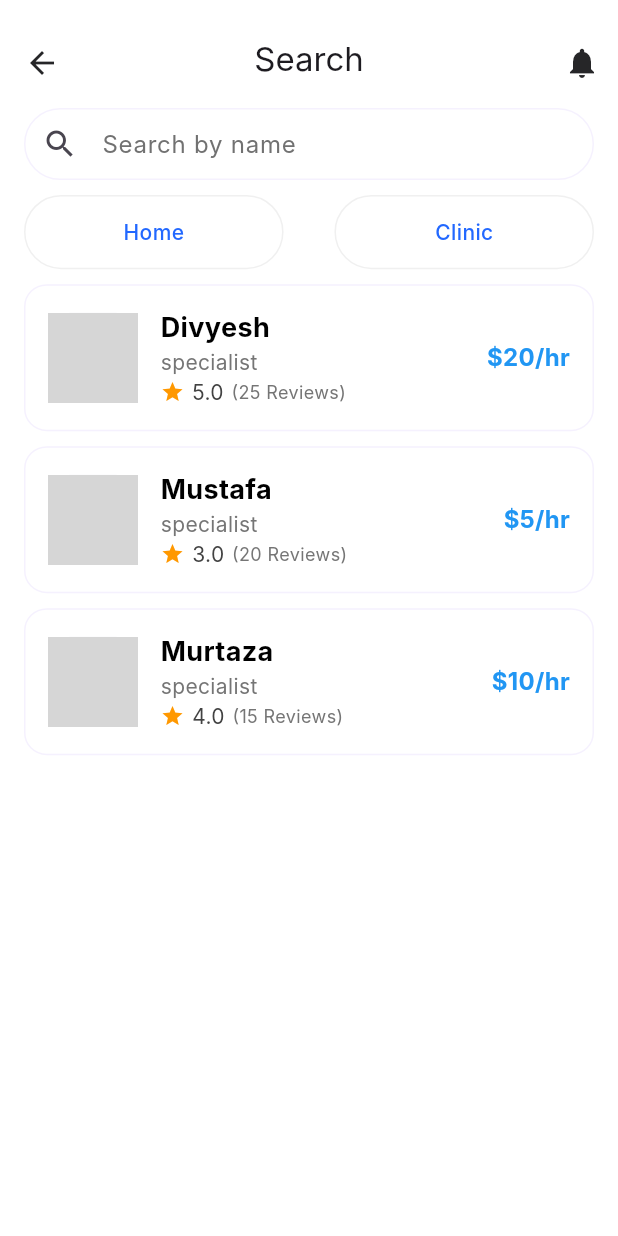
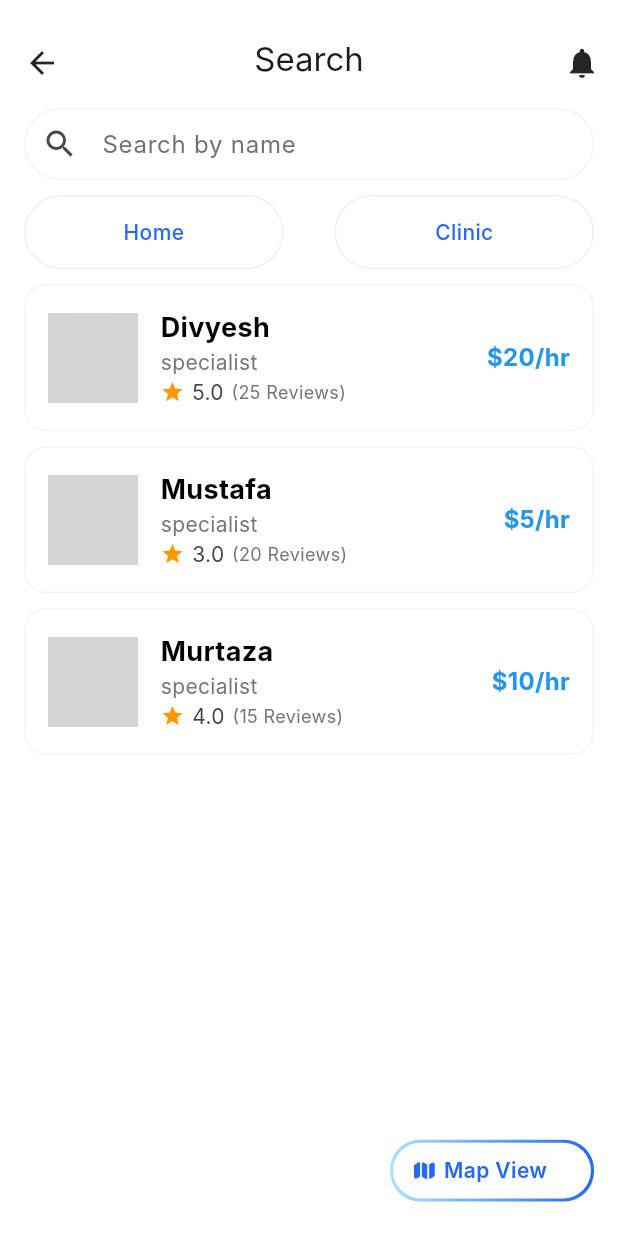
Before and after one commit to MustuBharmal/DocBookingApp, a Flutter app: the ListOfSpecialistScreen screen opened by its route, on a phone screen of 412 x 824 dp. Run offline on Flutter 3.47's test engine with Material 3 defaults, Android fonts, the phone set to English and light mode, and no system bars; our stand-ins replace get, get_storage, google_fonts, logger; accounts and stored records are empty; network calls fail; Roboto replaces fonts that are missing (Inter); grey boxes are pictures that could not be loaded.

Commit message:
map button add

```diff
--- a/lib/presentations/specialist/view/list_of_specialist_screen.dart
+++ b/lib/presentations/specialist/view/list_of_specialist_screen.dart
@@ -1,13 +1,16 @@
+import 'package:flutter/material.dart';
+import 'package:get/get.dart';
+import 'package:doc_booking_app/global/images.dart';
+import 'package:doc_booking_app/global/app_color.dart';
 import 'package:doc_booking_app/global/constant_string.dart';
 import 'package:doc_booking_app/presentations/specialist/controller/specialist_controller.dart';
 import 'package:doc_booking_app/presentations/specialist/view/specialist_detail_screen.dart';
 import 'package:doc_booking_app/presentations/specialist/widget/custom_search_textfield.dart';
 import 'package:doc_booking_app/widgets/custom_app_bar.dart';
 import 'package:doc_booking_app/widgets/custom_container_with_text.dart';
-import 'package:flutter/material.dart';
-import 'package:get/get.dart';
-import '../../../global/app_color.dart';
-import '../../../widgets/custom_specialist_container.dart';
+import 'package:doc_booking_app/widgets/custom_specialist_container.dart';
+
+import '../widget/custom_button.dart';
 
 class ListOfSpecialistScreen extends GetView<SpecialistController> {
   const ListOfSpecialistScreen({super.key});
@@ -19,11 +22,14 @@ class ListOfSpecialistScreen extends GetView<SpecialistController> {
     return Scaffold(
       appBar: const CustomAppBar(title: "Search", back: true),
       backgroundColor: AppColors.white,
-      body: Container(
+      body: Stack(
+        children: [
+          // Main Content
+          Container(
             padding: const EdgeInsets.all(16),
-        child: SingleChildScrollView(
             child: Column(
               children: [
+                // Search Field
                 Obx(
                   () => CustomSearchTextfield(
                     hintText: ConstantString.searchByName,
@@ -31,9 +37,9 @@ class ListOfSpecialistScreen extends GetView<SpecialistController> {
                         SpecialistController.instance.searchController.value,
                   ),
                 ),
-              Container(
-                padding: EdgeInsets.symmetric(vertical: 10),
-                child: Row(
+                const SizedBox(height: 10),
+                // Home & Clinics Tabs
+                Row(
                   mainAxisAlignment: MainAxisAlignment.spaceBetween,
                   children: [
                     CustomerContainerWithText(
@@ -48,14 +54,14 @@ class ListOfSpecialistScreen extends GetView<SpecialistController> {
                     )
                   ],
                 ),
-              ),
-              Obx(() {
+                const SizedBox(height: 10),
+                // Specialist List
+                Expanded(
+                  child: Obx(() {
                     return ListView.separated(
-                  shrinkWrap: true,
-                  physics: const NeverScrollableScrollPhysics(),
-                  primary: true,
                       itemBuilder: (context, index) {
-                    final specialist = controller.filteredSpecialists[index];
+                        final specialist =
+                            controller.filteredSpecialists[index];
                         return CustomSpecialistContainer(
                           name: specialist.name,
                           specialist: specialist.specialist,
@@ -72,9 +78,20 @@ class ListOfSpecialistScreen extends GetView<SpecialistController> {
                       itemCount: controller.filteredSpecialists.length,
                     );
                   }),
+                ),
               ],
             ),
           ),
+          Positioned(
+              bottom: 23,
+              right: 16,
+              child: CustomButton(
+                  onPressed: () {},
+                  height: Get.height * 0.05,
+                  width: Get.width * 0.33,
+                  iconPath: AppImage.map,
+                  label: "Map View")),
+        ],
       ),
     );
   }
--- /dev/null
+++ b/lib/presentations/specialist/widget/custom_button.dart
@@ -0,0 +1,61 @@
+import 'package:doc_booking_app/widgets/custom_icon_sizebox.dart';
+import 'package:flutter/material.dart';
+
+import '../../../global/app_color.dart';
+
+class CustomButton extends StatelessWidget {
+  const CustomButton(
+      {super.key,
+      required this.onPressed,
+      required this.iconPath,
+      required this.height,
+      required this.width,
+      required this.label});
+
+  final VoidCallback onPressed;
+  final String label;
+  final String iconPath;
+  final double height;
+  final double width;
+
+  @override
+  Widget build(BuildContext context) {
+    return GestureDetector(
+      onTap: onPressed,
+      child: Container(
+        height: height,
+        width: width,
+        padding: EdgeInsets.all(2),
+        decoration: BoxDecoration(
+          gradient: LinearGradient(
+              colors: [AppColors.blueGradient1, AppColors.blueGradient2]),
+          borderRadius: BorderRadius.circular(20),
+        ),
+        child: Container(
+          padding: const EdgeInsets.all(8),
+          decoration: BoxDecoration(
+            color: Colors.white,
+            borderRadius: BorderRadius.circular(50),
+          ),
+          child: Row(
+            children: [
+              Padding(
+                padding: const EdgeInsets.symmetric(horizontal: 6),
+                child: CustomIconSizeBox(
+                    iconPath: iconPath, iconWidth: 13.86, iconHeight: 12),
+              ),
+              Text(
+                label,
+                style: TextStyle(
+                  color: Color(0xFF2268FF),
+                  fontSize: 14,
+                  fontWeight: FontWeight.w600,
+                ),
+              ),
+            ],
+          ),
+        ),
+      ),
+    );
+  }
+}
```
Lines whose indentation alone changed are shown as unchanged.
